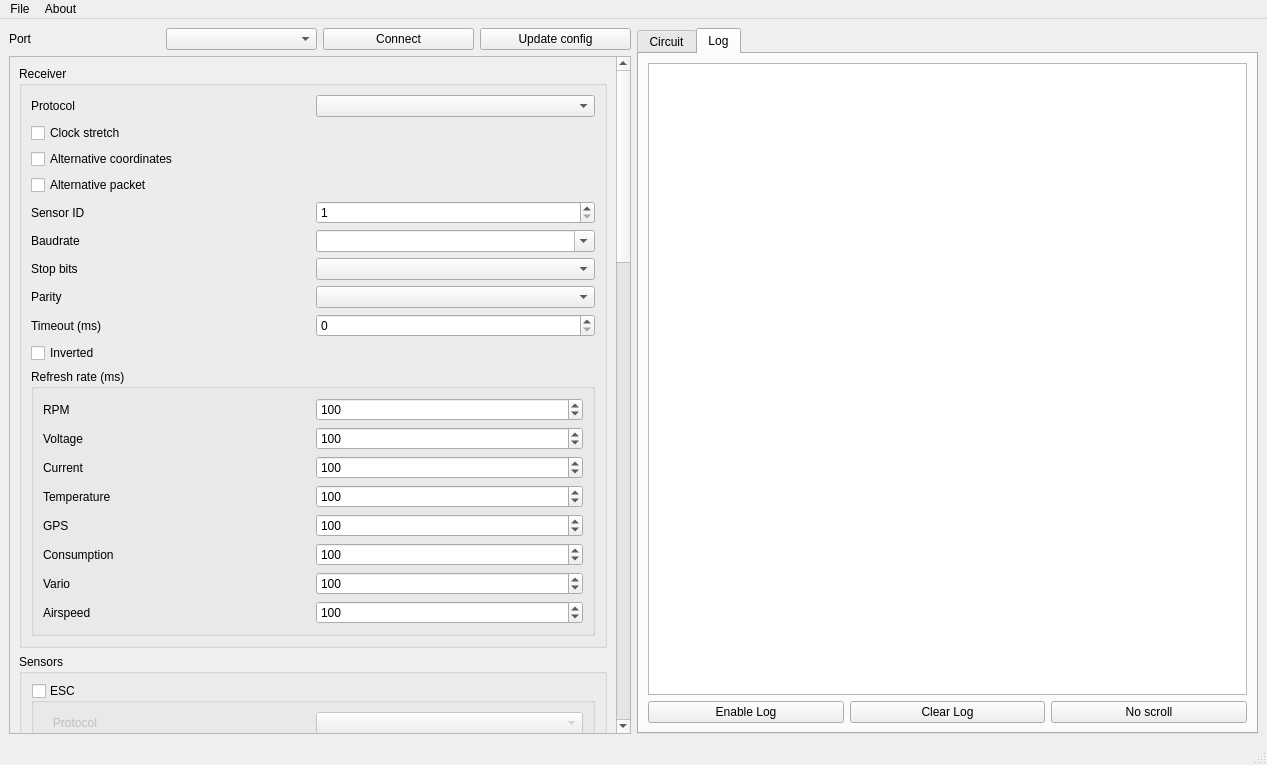
Above: msrc_gui/mainwindow.ui from dgatf/msrc before the change. Below: the same form after it.
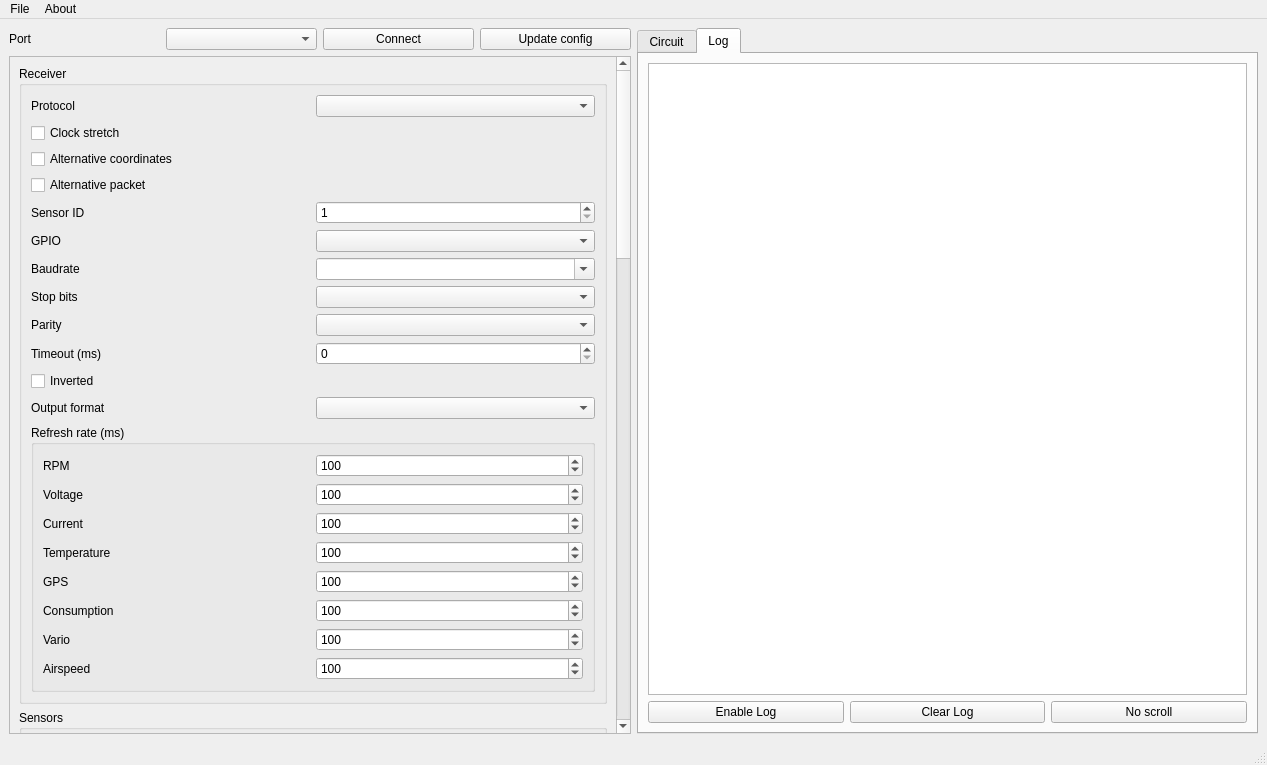
That is the form after the change. Icons and pictures are not drawn.

Commit message: Improve serial monitor and add uart gpio tx

The edit to the form file:
```diff
--- a/msrc_gui/mainwindow.ui
+++ b/msrc_gui/mainwindow.ui
@@ -88,9 +88,9 @@
            <property name="geometry">
             <rect>
              <x>0</x>
-             <y>-536</y>
+             <y>-594</y>
              <width>603</width>
-             <height>2510</height>
+             <height>2578</height>
             </rect>
            </property>
            <layout class="QVBoxLayout" name="verticalLayout">
@@ -109,99 +109,6 @@
                <string>Receiver</string>
               </property>
               <layout class="QGridLayout" name="gridLayout_2">
-               <item row="4" column="1">
-                <widget class="QSpinBox" name="sbSensorId">
-                 <property name="enabled">
-                  <bool>true</bool>
-                 </property>
-                 <property name="minimum">
-                  <number>1</number>
-                 </property>
-                 <property name="maximum">
-                  <number>30</number>
-                 </property>
-                </widget>
-               </item>
-               <item row="5" column="0">
-                <widget class="QLabel" name="lbBaudrate">
-                 <property name="enabled">
-                  <bool>true</bool>
-                 </property>
-                 <property name="text">
-                  <string>Baudrate</string>
-                 </property>
-                </widget>
-               </item>
-               <item row="1" column="0">
-                <widget class="QCheckBox" name="cbClockStretch">
-                 <property name="enabled">
-                  <bool>true</bool>
-                 </property>
-                 <property name="text">
-                  <string>Clock stretch</string>
-                 </property>
-                </widget>
-               </item>
-               <item row="8" column="1">
-                <widget class="QSpinBox" name="sbTimeout">
-                 <property name="enabled">
-                  <bool>true</bool>
-                 </property>
-                 <property name="maximum">
-                  <number>100</number>
-                 </property>
-                </widget>
-               </item>
-               <item row="5" column="1">
-                <widget class="QComboBox" name="cbBaudrate">
-                 <property name="enabled">
-                  <bool>true</bool>
-                 </property>
-                 <property name="editable">
-                  <bool>true</bool>
-                 </property>
-                </widget>
-               </item>
-               <item row="3" column="0">
-                <widget class="QCheckBox" name="cbAlternativePacket">
-                 <property name="enabled">
-                  <bool>true</bool>
-                 </property>
-                 <property name="text">
-                  <string>Alternative packet</string>
-                 </property>
-                </widget>
-               </item>
-               <item row="9" column="0">
-                <widget class="QCheckBox" name="cbInverted">
-                 <property name="enabled">
-                  <bool>true</bool>
-                 </property>
-                 <property name="text">
-                  <string>Inverted</string>
-                 </property>
-                </widget>
-               </item>
-               <item row="7" column="0">
-                <widget class="QLabel" name="lbParity">
-                 <property name="enabled">
-                  <bool>true</bool>
-                 </property>
-                 <property name="text">
-                  <string>Parity</string>
-                 </property>
-                </widget>
-               </item>
-               <item row="6" column="0">
-                <widget class="QLabel" name="lbStopbits">
-                 <property name="enabled">
-                  <bool>true</bool>
-                 </property>
-                 <property name="text">
-                  <string>Stop bits</string>
-                 </property>
-                </widget>
-               </item>
                <item row="0" column="0">
                 <widget class="QLabel" name="label">
                  <property name="enabled">
@@ -212,6 +119,37 @@
                  </property>
                 </widget>
                </item>
+               <item row="9" column="0">
+                <widget class="QLabel" name="lbTimeout">
+                 <property name="enabled">
+                  <bool>true</bool>
+                 </property>
+                 <property name="text">
+                  <string>Timeout (ms)</string>
+                 </property>
+                </widget>
+               </item>
+               <item row="11" column="0">
+                <widget class="QLabel" name="lbSerialFormat">
+                 <property name="text">
+                  <string>Output format</string>
+                 </property>
+                </widget>
+               </item>
+               <item row="5" column="0">
+                <widget class="QLabel" name="lbSerialMonitorGpio">
+                 <property name="text">
+                  <string>GPIO</string>
+                 </property>
+                </widget>
+               </item>
+               <item row="8" column="1">
+                <widget class="QComboBox" name="cbParity">
+                 <property name="enabled">
+                  <bool>true</bool>
+                 </property>
+                </widget>
+               </item>
                <item row="0" column="1">
                 <widget class="QComboBox" name="cbReceiver">
                  <property name="enabled">
@@ -219,14 +157,40 @@
                  </property>
                 </widget>
                </item>
+               <item row="11" column="1">
+                <widget class="QComboBox" name="cbSerialFormat"/>
+               </item>
+               <item row="7" column="0">
+                <widget class="QLabel" name="lbStopbits">
+                 <property name="enabled">
+                  <bool>true</bool>
+                 </property>
+                 <property name="text">
+                  <string>Stop bits</string>
+                 </property>
+                </widget>
+               </item>
+               <item row="8" column="0">
+                <widget class="QLabel" name="lbParity">
+                 <property name="enabled">
+                  <bool>true</bool>
+                 </property>
+                 <property name="text">
+                  <string>Parity</string>
+                 </property>
+                </widget>
+               </item>
                <item row="6" column="1">
-                <widget class="QComboBox" name="cbStopbits">
+                <widget class="QComboBox" name="cbBaudrate">
                  <property name="enabled">
                   <bool>true</bool>
                  </property>
+                 <property name="editable">
+                  <bool>true</bool>
+                 </property>
                 </widget>
                </item>
-               <item row="10" column="0" colspan="2">
+               <item row="13" column="0" colspan="2">
                 <widget class="QGroupBox" name="gbRate">
                  <property name="enabled">
                   <bool>true</bool>
@@ -446,13 +410,6 @@
                  </layout>
                 </widget>
                </item>
-               <item row="7" column="1">
-                <widget class="QComboBox" name="cbParity">
-                 <property name="enabled">
-                  <bool>true</bool>
-                 </property>
-                </widget>
-               </item>
                <item row="4" column="0">
                 <widget class="QLabel" name="lbSensorId">
                  <property name="enabled">
@@ -463,6 +420,46 @@
                  </property>
                 </widget>
                </item>
+               <item row="9" column="1">
+                <widget class="QSpinBox" name="sbTimeout">
+                 <property name="enabled">
+                  <bool>true</bool>
+                 </property>
+                 <property name="maximum">
+                  <number>100</number>
+                 </property>
+                </widget>
+               </item>
+               <item row="7" column="1">
+                <widget class="QComboBox" name="cbStopbits">
+                 <property name="enabled">
+                  <bool>true</bool>
+                 </property>
+                </widget>
+               </item>
+               <item row="4" column="1">
+                <widget class="QSpinBox" name="sbSensorId">
+                 <property name="enabled">
+                  <bool>true</bool>
+                 </property>
+                 <property name="minimum">
+                  <number>1</number>
+                 </property>
+                 <property name="maximum">
+                  <number>30</number>
+                 </property>
+                </widget>
+               </item>
+               <item row="6" column="0">
+                <widget class="QLabel" name="lbBaudrate">
+                 <property name="enabled">
+                  <bool>true</bool>
+                 </property>
+                 <property name="text">
+                  <string>Baudrate</string>
+                 </property>
+                </widget>
+               </item>
                <item row="2" column="0">
                 <widget class="QCheckBox" name="cbAlternativeCoordinates">
                  <property name="enabled">
@@ -473,16 +470,52 @@
                  </property>
                 </widget>
                </item>
-               <item row="8" column="0">
-                <widget class="QLabel" name="lbTimeout">
+               <item row="1" column="0">
+                <widget class="QCheckBox" name="cbClockStretch">
                  <property name="enabled">
                   <bool>true</bool>
                  </property>
                  <property name="text">
-                  <string>Timeout (ms)</string>
+                  <string>Clock stretch</string>
                  </property>
                 </widget>
                </item>
+               <item row="3" column="0">
+                <widget class="QCheckBox" name="cbAlternativePacket">
+                 <property name="enabled">
+                  <bool>true</bool>
+                 </property>
+                 <property name="text">
+                  <string>Alternative packet</string>
+                 </property>
+                </widget>
+               </item>
+               <item row="5" column="1">
+                <widget class="QComboBox" name="cbSerialMonitorGpio"/>
+               </item>
+               <item row="10" column="0">
+                <widget class="QCheckBox" name="cbInverted">
+                 <property name="enabled">
+                  <bool>true</bool>
+                 </property>
+                 <property name="text">
+                  <string>Inverted</string>
+                 </property>
+                </widget>
+               </item>
+               <item row="14" column="0">
+                <spacer name="verticalSpacer_3">
+                 <property name="orientation">
+                  <enum>Qt::Vertical</enum>
+                 </property>
+                 <property name="sizeHint" stdset="0">
+                  <size>
+                   <width>20</width>
+                   <height>40</height>
+                  </size>
+                 </property>
+                </spacer>
+               </item>
               </layout>
              </widget>
             </item>
```
The commit also changes 19 other files.
